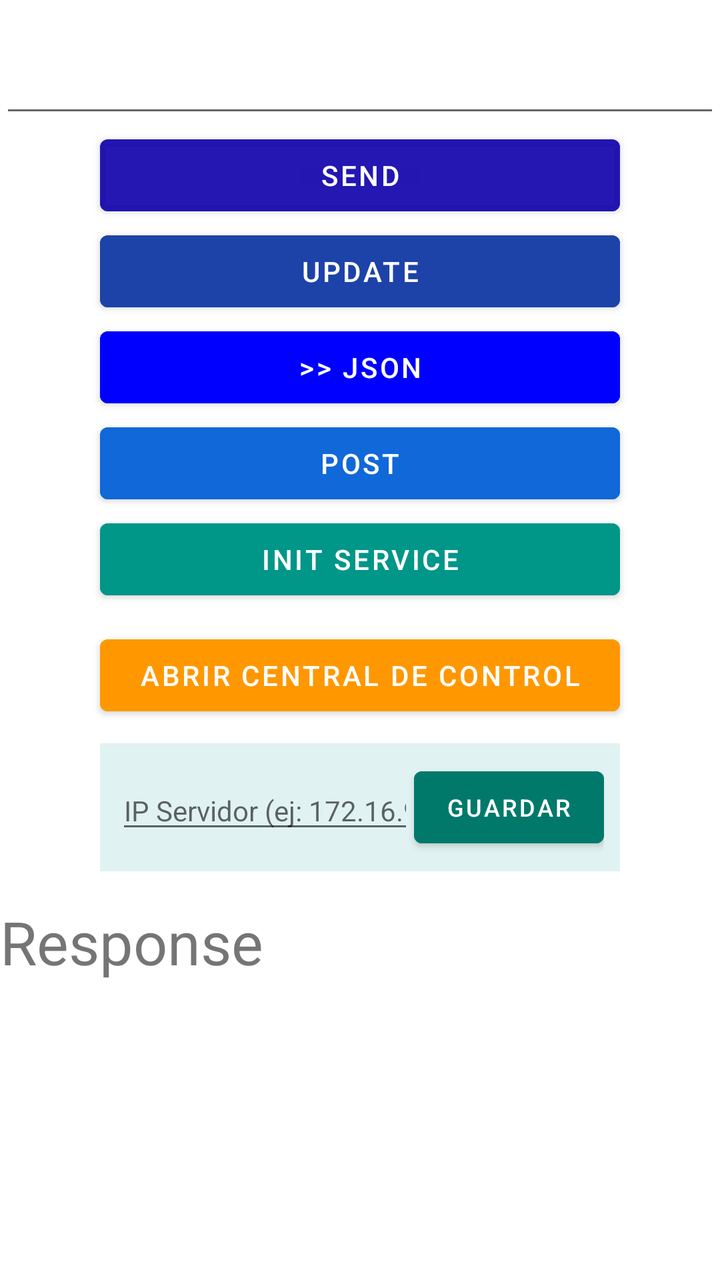
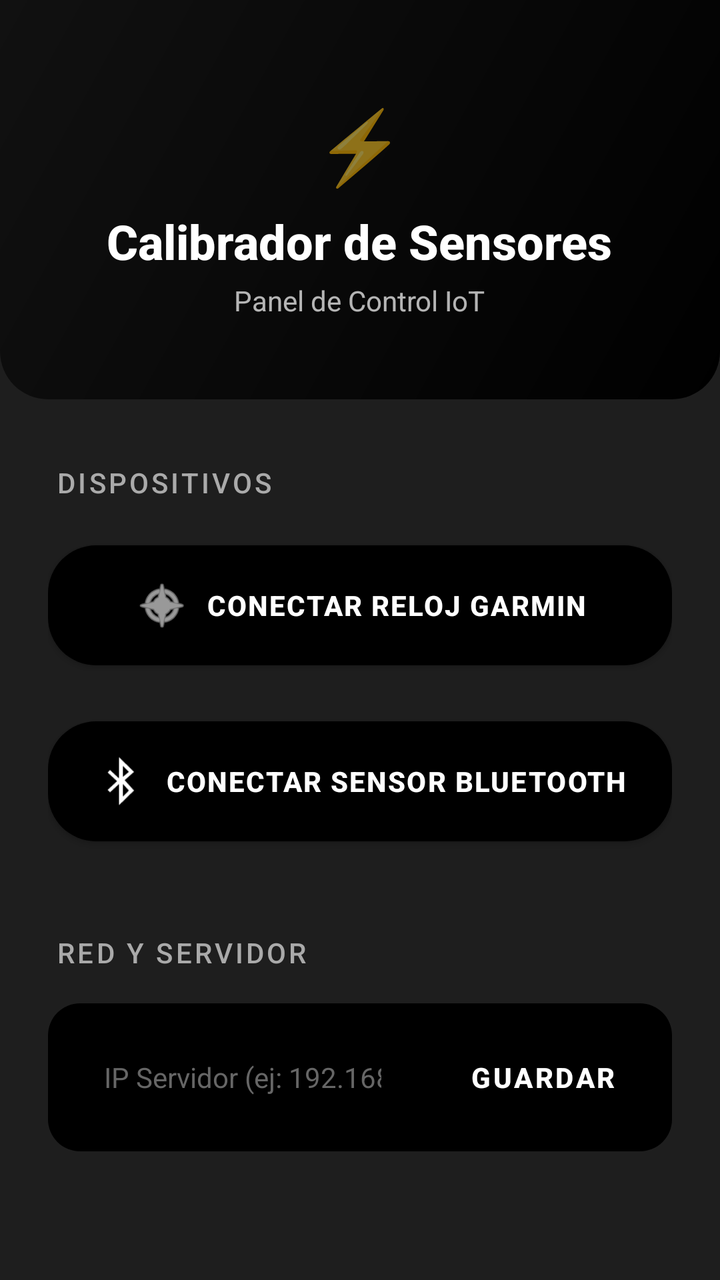

Two renders of the same Android screen: before a commit and after it. Below are the layout's source before the change and the commit's diff.
<!-- AndroidManifest.xml: application theme Theme.MyApp -->
<!-- res/layout/activity_main.xml -->
<?xml version="1.0" encoding="utf-8"?>
<LinearLayout xmlns:android="http://schemas.android.com/apk/res/android"
    xmlns:app="http://schemas.android.com/apk/res-auto"
    xmlns:tools="http://schemas.android.com/tools"
    android:layout_width="match_parent"
    android:layout_height="match_parent"
    android:orientation="vertical"
    tools:context=".myproject.MainActivity">

    <EditText
        android:id="@+id/etMessage"
        android:layout_width="match_parent"
        android:layout_height="wrap_content"
        android:text=""
        android:textSize="35dp" />

    <LinearLayout
        android:layout_width="match_parent"
        android:layout_height="wrap_content"
        android:orientation="vertical">

        <Button
            android:id="@+id/btSend"
            android:layout_width="match_parent"
            android:layout_height="wrap_content"
            android:backgroundTint="#B31002AB"
            android:onClick="onSend"
            android:layout_marginLeft="50dp"
            android:layout_marginRight="50dp"
            android:text="SEND" />

        <Button
            android:id="@+id/btUpdate"
            android:layout_width="match_parent"
            android:layout_height="wrap_content"
            android:backgroundTint="#1D43A9"
            android:layout_marginLeft="50dp"
            android:layout_marginRight="50dp"
            android:onClick="onUpdate"
            android:text="UPDATE" />
    </LinearLayout>

    <LinearLayout
        android:layout_width="match_parent"
        android:layout_height="wrap_content"
        android:gravity="center"
        android:orientation="vertical">

        <Button
            android:id="@+id/btParser"
            android:layout_width="match_parent"
            android:layout_height="wrap_content"
            android:backgroundTint="#0000FF"
            android:onClick="onJSON"
            android:layout_marginLeft="50dp"
            android:layout_marginRight="50dp"
            android:text=">> JSON"
            app:strokeColor="#9C27B0" />

        <Button
            android:id="@+id/btPost"
            android:layout_width="match_parent"
            android:layout_height="wrap_content"
            android:backgroundTint="#1168D9"
            android:onClick="onPost"
            android:layout_marginLeft="50dp"
            android:layout_marginRight="50dp"
            android:text="POST"
            app:strokeColor="#4CAF50" />

    </LinearLayout>

    <Button
        android:id="@+id/btService"
        android:layout_width="match_parent"
        android:layout_height="wrap_content"
        android:backgroundTint="#009688"
        android:layout_marginLeft="50dp"
        android:layout_marginRight="50dp"
        android:onClick="onService"
        android:text="Init Service" />

    <Button
        android:id="@+id/btGarmin"
        android:layout_width="match_parent"
        android:layout_height="wrap_content"
        android:backgroundTint="#FF9800"
        android:layout_marginLeft="50dp"
        android:layout_marginRight="50dp"
        android:layout_marginTop="10dp"
        android:layout_marginBottom="10dp"
        android:onClick="onGarmin"
        android:text="Abrir Central de Control" />

    
    <LinearLayout
        android:layout_width="match_parent"
        android:layout_height="wrap_content"
        android:orientation="horizontal"
        android:padding="8dp"
        android:background="#E0F2F1"
        android:layout_marginLeft="50dp"
        android:layout_marginRight="50dp"
        android:layout_marginBottom="15dp"
        android:gravity="center_vertical">

        <EditText
            android:id="@+id/etServerIp"
            android:layout_width="0dp"
            android:layout_height="wrap_content"
            android:layout_weight="1"
            android:hint="IP Servidor (ej: 172.16.92.211:3010)"
            android:textSize="14sp"
            android:inputType="text" />

        <Button
            android:id="@+id/btSaveIp"
            android:layout_width="wrap_content"
            android:layout_height="wrap_content"
            android:text="Guardar"
            android:textSize="12sp"
            android:backgroundTint="#00796B"
            android:onClick="onSaveIp" />
    </LinearLayout>

    <TextView
        android:id="@+id/tvResponse"
        android:layout_width="match_parent"
        android:layout_height="wrap_content"
        android:backgroundTint="#17BFD1"
        android:text="Response"
        android:textSize="30dp" />

</LinearLayout>
<!-- resources referenced by this layout -->
<resources>
  <style name="Theme.MyApp" parent="Theme.MaterialComponents.DayNight.DarkActionBar">
          
          <item name="colorPrimary">@color/purple_500</item>
          <item name="colorPrimaryVariant">@color/purple_700</item>
          <item name="colorOnPrimary">@color/white</item>
          
          <item name="colorSecondary">@color/teal_200</item>
          <item name="colorSecondaryVariant">@color/teal_700</item>
          <item name="colorOnSecondary">@color/black</item>
          
          <item name="android:statusBarColor">?attr/colorPrimaryVariant</item>
          
      </style>
  <color name="purple_500">#FF6200EE</color>
  <color name="purple_700">#FF3700B3</color>
  <color name="white">#FFFFFFFF</color>
  <color name="teal_200">#FF03DAC5</color>
  <color name="teal_700">#FF018786</color>
  <color name="black">#FF000000</color>
</resources>

<!-- the commit's change to res/layout/activity_main.xml (unified diff, before → after) -->
@@ -1,134 +1,166 @@
 <?xml version="1.0" encoding="utf-8"?>
-<LinearLayout xmlns:android="http://schemas.android.com/apk/res/android"
+<ScrollView xmlns:android="http://schemas.android.com/apk/res/android"
     xmlns:app="http://schemas.android.com/apk/res-auto"
     xmlns:tools="http://schemas.android.com/tools"
     android:layout_width="match_parent"
     android:layout_height="match_parent"
-    android:orientation="vertical"
-    tools:context=".myproject.MainActivity">
-
-    <EditText
-        android:id="@+id/etMessage"
-        android:layout_width="match_parent"
-        android:layout_height="wrap_content"
-        android:text=""
-        android:textSize="35dp" />
+    android:background="@color/bg_dark"
+    android:fillViewport="true"
+    tools:context=".MainActivity">
 
     <LinearLayout
         android:layout_width="match_parent"
         android:layout_height="wrap_content"
-        android:orientation="vertical">
+        android:orientation="vertical"
+        android:paddingBottom="24dp">
 
-        <Button
-            android:id="@+id/btSend"
+        
+        
+        
+        <LinearLayout
             android:layout_width="match_parent"
             android:layout_height="wrap_content"
-            android:backgroundTint="#B31002AB"
-            android:onClick="onSend"
-            android:layout_marginLeft="50dp"
-            android:layout_marginRight="50dp"
-            android:text="SEND" />
+            android:background="@drawable/bg_header"
+            android:gravity="center"
+            android:orientation="vertical"
+            android:paddingTop="48dp"
+            android:paddingBottom="40dp">
 
-        <Button
-            android:id="@+id/btUpdate"
+            <TextView
+                android:layout_width="wrap_content"
+                android:layout_height="wrap_content"
+                android:text="⚡"
+                android:textSize="36sp" />
+
+            <TextView
+                android:layout_width="wrap_content"
+                android:layout_height="wrap_content"
+                android:text="Calibrador de Sensores"
+                android:textColor="@color/white"
+                android:textSize="24sp"
+                android:textStyle="bold"
+                android:fontFamily="sans-serif-medium"
+                android:layout_marginTop="8dp" />
+
+            <TextView
+                android:layout_width="wrap_content"
+                android:layout_height="wrap_content"
+                android:text="Panel de Control IoT"
+                android:textColor="#B3FFFFFF"
+                android:textSize="14sp"
+                android:fontFamily="sans-serif"
+                android:layout_marginTop="4dp" />
+        </LinearLayout>
+
+        <LinearLayout
             android:layout_width="match_parent"
             android:layout_height="wrap_content"
-            android:backgroundTint="#1D43A9"
-            android:layout_marginLeft="50dp"
-            android:layout_marginRight="50dp"
-            android:onClick="onUpdate"
-            android:text="UPDATE" />
+            android:orientation="vertical"
+            android:layout_marginTop="32dp"
+            android:paddingHorizontal="24dp">
+
+            
+            
+            
+            <TextView
+                android:layout_width="wrap_content"
+                android:layout_height="wrap_content"
+                android:text="Dispositivos"
+                android:textColor="@color/text_secondary"
+                android:textSize="14sp"
+                android:textAllCaps="true"
+                android:letterSpacing="0.1"
+                android:fontFamily="sans-serif-medium"
+                android:layout_marginBottom="16dp"
+                android:layout_marginStart="4dp" />
+
+            <com.google.android.material.button.MaterialButton
+                android:id="@+id/btGarmin"
+                android:layout_width="match_parent"
+                android:layout_height="72dp"
+                android:layout_marginBottom="16dp"
+                android:onClick="onGarmin"
+                android:text="CONECTAR RELOJ GARMIN"
+                android:textColor="#FFFFFF"
+                android:textSize="14sp"
+                android:textStyle="bold"
+                android:letterSpacing="0.05"
+                app:backgroundTint="@color/accent_garmin"
+                app:cornerRadius="24dp"
+                app:icon="@android:drawable/ic_menu_compass"
+                app:iconGravity="textStart"
+                app:iconSize="28dp"
+                app:iconTint="#FFFFFF" />
+
+            <com.google.android.material.button.MaterialButton
+                android:id="@+id/btService"
+                android:layout_width="match_parent"
+                android:layout_height="72dp"
+                android:onClick="onService"
+                android:text="CONECTAR SENSOR BLUETOOTH"
+                android:textColor="#FFFFFF"
+                android:textSize="14sp"
+                android:textStyle="bold"
+                android:letterSpacing="0.05"
+                app:backgroundTint="@color/accent_service"
+                app:cornerRadius="24dp"
+                app:icon="@android:drawable/stat_sys_data_bluetooth"
+                app:iconGravity="textStart"
+                app:iconSize="28dp"
+                app:iconTint="#FFFFFF" />
+
+            
+            
+            
+            <TextView
+                android:layout_width="wrap_content"
+                android:layout_height="wrap_content"
+                android:text="Red y Servidor"
+                android:textColor="@color/text_secondary"
+                android:textSize="14sp"
+                android:textAllCaps="true"
+                android:letterSpacing="0.1"
+                android:fontFamily="sans-serif-medium"
+                android:layout_marginTop="40dp"
+                android:layout_marginBottom="16dp"
+                android:layout_marginStart="4dp" />
+
+            <LinearLayout
+                android:layout_width="match_parent"
+                android:layout_height="wrap_content"
+                android:background="@drawable/bg_config_row"
+                android:gravity="center_vertical"
+                android:orientation="horizontal"
+                android:padding="12dp">
+
+                <EditText
+                    android:id="@+id/etServerIp"
+                    android:layout_width="0dp"
+                    android:layout_height="50dp"
+                    android:layout_weight="1"
+                    android:background="@drawable/bg_input"
+                    android:hint="IP Servidor (ej: 192.168.1.100:3010)"
+                    android:inputType="text"
+                    android:paddingStart="16dp"
+                    android:paddingEnd="16dp"
+                    android:textColor="@color/text_primary"
+                    android:textColorHint="@color/text_hint"
+                    android:textSize="14sp"
+                    android:fontFamily="sans-serif" />
+
+                <com.google.android.material.button.MaterialButton
+                    android:id="@+id/btSaveIp"
+                    android:layout_width="wrap_content"
+                    android:layout_height="50dp"
+                    android:layout_marginStart="12dp"
+                    android:onClick="onSaveIp"
+                    android:text="Guardar"
+                    android:textSize="14sp"
+                    android:textStyle="bold"
+                    app:backgroundTint="@color/accent_save"
+                    app:cornerRadius="12dp" />
+            </LinearLayout>
+
+        </LinearLayout>
     </LinearLayout>
-
-    <LinearLayout
-        android:layout_width="match_parent"
-        android:layout_height="wrap_content"
-        android:gravity="center"
-        android:orientation="vertical">
-
-        <Button
-            android:id="@+id/btParser"
-            android:layout_width="match_parent"
-            android:layout_height="wrap_content"
-            android:backgroundTint="#0000FF"
-            android:onClick="onJSON"
-            android:layout_marginLeft="50dp"
-            android:layout_marginRight="50dp"
-            android:text=">> JSON"
-            app:strokeColor="#9C27B0" />
-
-        <Button
-            android:id="@+id/btPost"
-            android:layout_width="match_parent"
-            android:layout_height="wrap_content"
-            android:backgroundTint="#1168D9"
-            android:onClick="onPost"
-            android:layout_marginLeft="50dp"
-            android:layout_marginRight="50dp"
-            android:text="POST"
-            app:strokeColor="#4CAF50" />
-
-    </LinearLayout>
-
-    <Button
-        android:id="@+id/btService"
-        android:layout_width="match_parent"
-        android:layout_height="wrap_content"
-        android:backgroundTint="#009688"
-        android:layout_marginLeft="50dp"
-        android:layout_marginRight="50dp"
-        android:onClick="onService"
-        android:text="Init Service" />
-
-    <Button
-        android:id="@+id/btGarmin"
-        android:layout_width="match_parent"
-        android:layout_height="wrap_content"
-        android:backgroundTint="#FF9800"
-        android:layout_marginLeft="50dp"
-        android:layout_marginRight="50dp"
-        android:layout_marginTop="10dp"
-        android:layout_marginBottom="10dp"
-        android:onClick="onGarmin"
-        android:text="Abrir Central de Control" />
-
-    
-    <LinearLayout
-        android:layout_width="match_parent"
-        android:layout_height="wrap_content"
-        android:orientation="horizontal"
-        android:padding="8dp"
-        android:background="#E0F2F1"
-        android:layout_marginLeft="50dp"
-        android:layout_marginRight="50dp"
-        android:layout_marginBottom="15dp"
-        android:gravity="center_vertical">
-
-        <EditText
-            android:id="@+id/etServerIp"
-            android:layout_width="0dp"
-            android:layout_height="wrap_content"
-            android:layout_weight="1"
-            android:hint="IP Servidor (ej: 172.16.92.211:3010)"
-            android:textSize="14sp"
-            android:inputType="text" />
-
-        <Button
-            android:id="@+id/btSaveIp"
-            android:layout_width="wrap_content"
-            android:layout_height="wrap_content"
-            android:text="Guardar"
-            android:textSize="12sp"
-            android:backgroundTint="#00796B"
-            android:onClick="onSaveIp" />
-    </LinearLayout>
-
-    <TextView
-        android:id="@+id/tvResponse"
-        android:layout_width="match_parent"
-        android:layout_height="wrap_content"
-        android:backgroundTint="#17BFD1"
-        android:text="Response"
-        android:textSize="30dp" />
-
-</LinearLayout>
+</ScrollView>
<!-- resource entries referenced after the edit -->
@@ -1,6 +1,13 @@
 <!-- resources referenced by this layout -->
 <resources>
-  <style name="Theme.MyApp" parent="Theme.MaterialComponents.DayNight.DarkActionBar">
+  <color name="accent_garmin">#FF000000</color>
+  <color name="accent_save">#FF000000</color>
+  <color name="accent_service">#FF000000</color>
+  <color name="bg_dark">#FF1E1E1E</color>
+  <color name="text_hint">#FF666666</color>
+  <color name="text_primary">#FFFFFFFF</color>
+  <color name="text_secondary">#FFAAAAAA</color>
+  <style name="Theme.MyApp" parent="Theme.MaterialComponents.DayNight.NoActionBar">
           
           <item name="colorPrimary">@color/purple_500</item>
           <item name="colorPrimaryVariant">@color/purple_700</item>
@@ -13,9 +20,40 @@
           <item name="android:statusBarColor">?attr/colorPrimaryVariant</item>
           
       </style>
+  <color name="bg_card">#FF000000</color>
+  <color name="header_start">#FF000000</color>
+  <color name="header_end">#FF111111</color>
+  <color name="bg_input">#FF000000</color>
   <color name="purple_500">#FF6200EE</color>
   <color name="purple_700">#FF3700B3</color>
   <color name="white">#FFFFFFFF</color>
+  <!-- drawable bg_config_row (drawable) -->
+  <?xml version="1.0" encoding="utf-8"?>
+  <shape xmlns:android="http://schemas.android.com/apk/res/android"
+      android:shape="rectangle">
+      <solid android:color="@color/bg_card" />
+      <corners android:radius="16dp" />
+  </shape>
+  <!-- drawable bg_header (drawable) -->
+  <?xml version="1.0" encoding="utf-8"?>
+  <shape xmlns:android="http://schemas.android.com/apk/res/android"
+      android:shape="rectangle">
+      <gradient
+          android:angle="135"
+          android:startColor="@color/header_start"
+          android:endColor="@color/header_end"
+          android:type="linear" />
+      <corners
+          android:bottomLeftRadius="24dp"
+          android:bottomRightRadius="24dp" />
+  </shape>
+  <!-- drawable bg_input (drawable) -->
+  <?xml version="1.0" encoding="utf-8"?>
+  <shape xmlns:android="http://schemas.android.com/apk/res/android"
+      android:shape="rectangle">
+      <solid android:color="@color/bg_input" />
+      <corners android:radius="12dp" />
+  </shape>
   <color name="teal_200">#FF03DAC5</color>
   <color name="teal_700">#FF018786</color>
   <color name="black">#FF000000</color>
